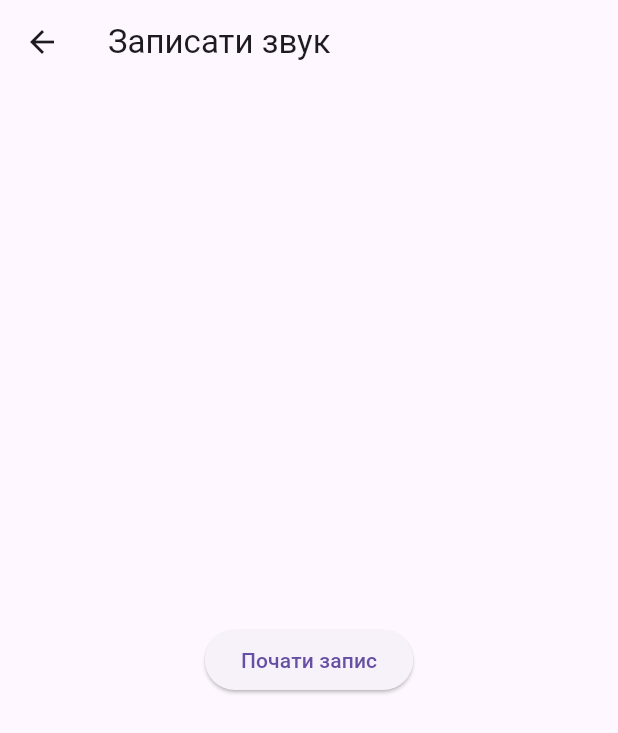
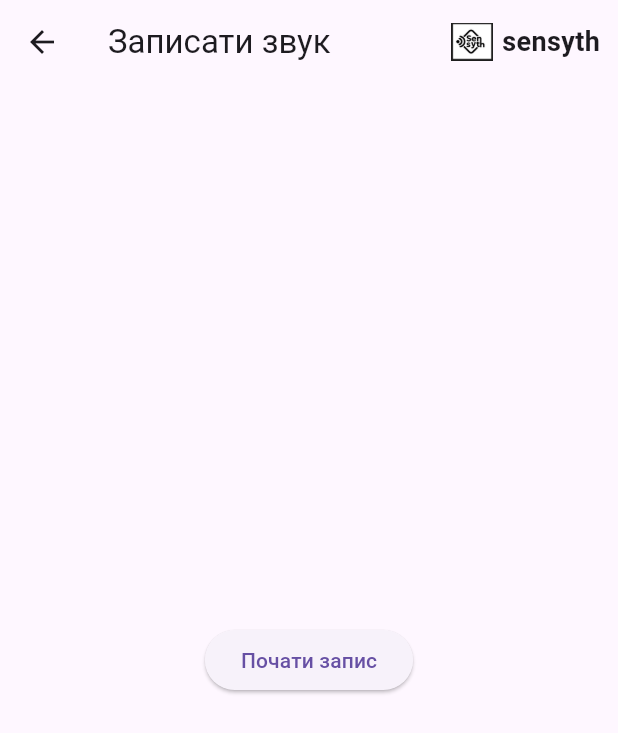
Before and after one commit to NazarParkasevych/mob-dev, a Flutter app: the screen it shows after launch, after a tap on "Записати звук", on a phone screen of 412 x 824 dp. Shown: the top 733 px of the screen. Run offline on Flutter 3.47's test engine with Material 3 defaults, Android fonts, the light colour scheme and no system bars.

Commit message:
add logo and sensyth

```diff
--- a/lib/main.dart
+++ b/lib/main.dart
@@ -1,4 +1,6 @@
 import 'package:flutter/material.dart';
+
+// Screens
 import 'screens/home_screen.dart';
 import 'screens/connect_sensor_screen.dart';
 import 'screens/record_sound_screen.dart';
@@ -15,14 +17,21 @@ class SensorApp extends StatelessWidget {
   @override
   Widget build(BuildContext context) {
     return MaterialApp(
-      title: "Sensor Audio App",
-      theme: ThemeData(primarySwatch: Colors.blue),
+      debugShowCheckedModeBanner: false,
+      title: "Sensyth",
+      theme: ThemeData(
+        primarySwatch: Colors.blue,
+      ),
+
+      // Головний маршрут
       initialRoute: '/',
+
+      // Маршрути програми
       routes: {
         '/': (context) => const HomeScreen(),
-        '/settings': (context) => const SettingsScreen(),
         '/connect_sensor': (context) => const ConnectSensorScreen(),
         '/record_sound': (context) => const RecordSoundScreen(),
+        '/settings': (context) => const SettingsScreen(),
         '/my_sensors': (context) => const MySensorsScreen(),
       },
     );
--- a/lib/screens/home_screen.dart
+++ b/lib/screens/home_screen.dart
@@ -1,4 +1,5 @@
 import 'package:flutter/material.dart';
+import '../widgets/custom_app_bar.dart';
 
 class HomeScreen extends StatelessWidget {
   const HomeScreen({super.key});
@@ -6,40 +7,26 @@ class HomeScreen extends StatelessWidget {
   @override
   Widget build(BuildContext context) {
     return Scaffold(
-      appBar: AppBar(
-        title: const Text("Головний екран"),
-      ),
+      appBar: const CustomAppBar(title: "Головний екран"),
       body: Center(
         child: Column(
           mainAxisSize: MainAxisSize.min,
           children: [
             ElevatedButton(
-              style: ElevatedButton.styleFrom(
-                minimumSize: const Size(250, 50),
-              ),
-              onPressed: () {
-                Navigator.pushNamed(context, '/connect_sensor');
-              },
+              style: ElevatedButton.styleFrom(minimumSize: const Size(250, 50)),
+              onPressed: () => Navigator.pushNamed(context, '/connect_sensor'),
               child: const Text("Під'єднати датчик"),
             ),
             const SizedBox(height: 20),
             ElevatedButton(
-              style: ElevatedButton.styleFrom(
-                minimumSize: const Size(250, 50),
-              ),
-              onPressed: () {
-                Navigator.pushNamed(context, '/record_sound');
-              },
+              style: ElevatedButton.styleFrom(minimumSize: const Size(250, 50)),
+              onPressed: () => Navigator.pushNamed(context, '/record_sound'),
               child: const Text("Записати звук"),
             ),
             const SizedBox(height: 20),
             ElevatedButton(
-              style: ElevatedButton.styleFrom(
-                minimumSize: const Size(250, 50),
-              ),
-              onPressed: () {
-                Navigator.pushNamed(context, '/my_sensors');
-              },
+              style: ElevatedButton.styleFrom(minimumSize: const Size(250, 50)),
+              onPressed: () => Navigator.pushNamed(context, '/my_sensors'),
               child: const Text("Мої датчики"),
             ),
           ],
--- a/lib/screens/record_sound_screen.dart
+++ b/lib/screens/record_sound_screen.dart
@@ -1,4 +1,5 @@
 import 'package:flutter/material.dart';
+import '../widgets/custom_app_bar.dart';
 
 class RecordSoundScreen extends StatelessWidget {
   const RecordSoundScreen({super.key});
@@ -6,12 +7,10 @@ class RecordSoundScreen extends StatelessWidget {
   @override
   Widget build(BuildContext context) {
     return Scaffold(
-      appBar: AppBar(title: const Text("Записати звук")),
+      appBar: const CustomAppBar(title: "Записати звук"),
       body: Center(
         child: ElevatedButton(
-          onPressed: () {
-            // TODO: логіка запису звуку
-          },
+          onPressed: () {},
           child: const Text("Почати запис"),
         ),
       ),
--- /dev/null
+++ b/lib/widgets/custom_app_bar.dart
@@ -0,0 +1,38 @@
+import 'package:flutter/material.dart';
+
+class CustomAppBar extends StatelessWidget implements PreferredSizeWidget {
+  const CustomAppBar({super.key, required this.title});
+
+  final String title;
+
+  @override
+  Widget build(BuildContext context) {
+    return AppBar(
+      title: Text(title),
+      actions: [
+        Row(
+          children: [
+            // Тут вставляємо твій код Image.asset
+            Image.asset(
+              'assets/logo.png', // шлях до файлу логотипу
+              height: 28,        // висота
+              width: 28,         // ширина
+            ),
+            const SizedBox(width: 6),
+            const Text(
+              "sensyth",
+              style: TextStyle(
+                fontSize: 18,
+                fontWeight: FontWeight.w600,
+              ),
+            ),
+            const SizedBox(width: 12),
+          ],
+        )
+      ],
+    );
+  }
+
+  @override
+  Size get preferredSize => const Size.fromHeight(kToolbarHeight);
+}
--- a/pubspec.yaml
+++ b/pubspec.yaml
@@ -51,6 +51,9 @@ dev_dependencies:
 
 # The following section is specific to Flutter packages.
 flutter:
+  assets:
+    - assets/logo.png
+
 
   # The following line ensures that the Material Icons font is
   # included with your application, so that you can use the icons in
```
Also changed, not shown: lib/screens/my_sensors_screen.dart (+3 -4 lines), lib/screens/settings_screen.dart (+11 -18 lines), assets/logo.png (added).
